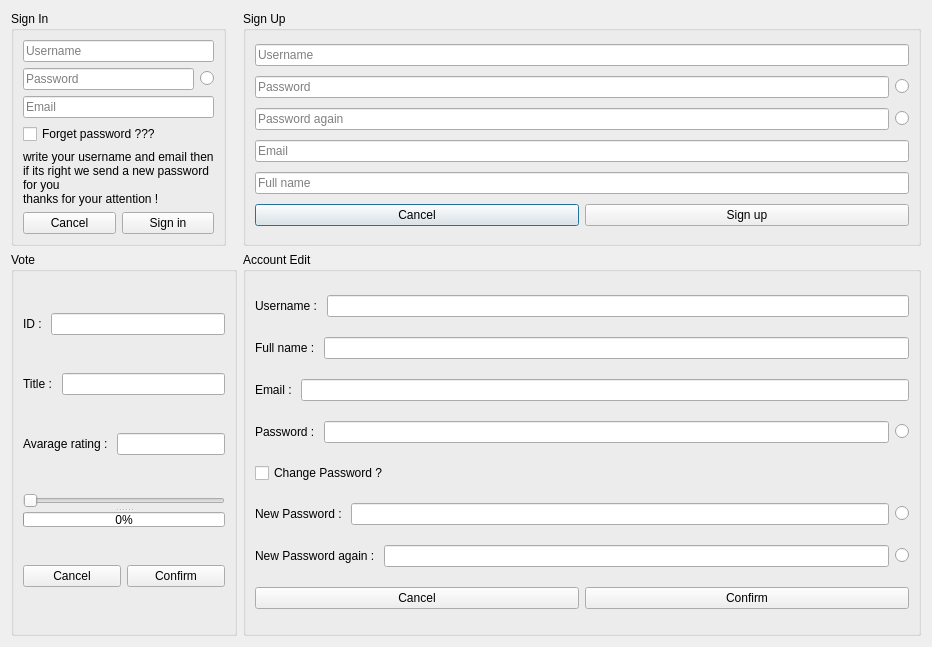
The window that process-page/process.ui (UniversityOfIsfahan-DS-00/phase1-mat-mot) describes before a commit, drawn with Qt 5.
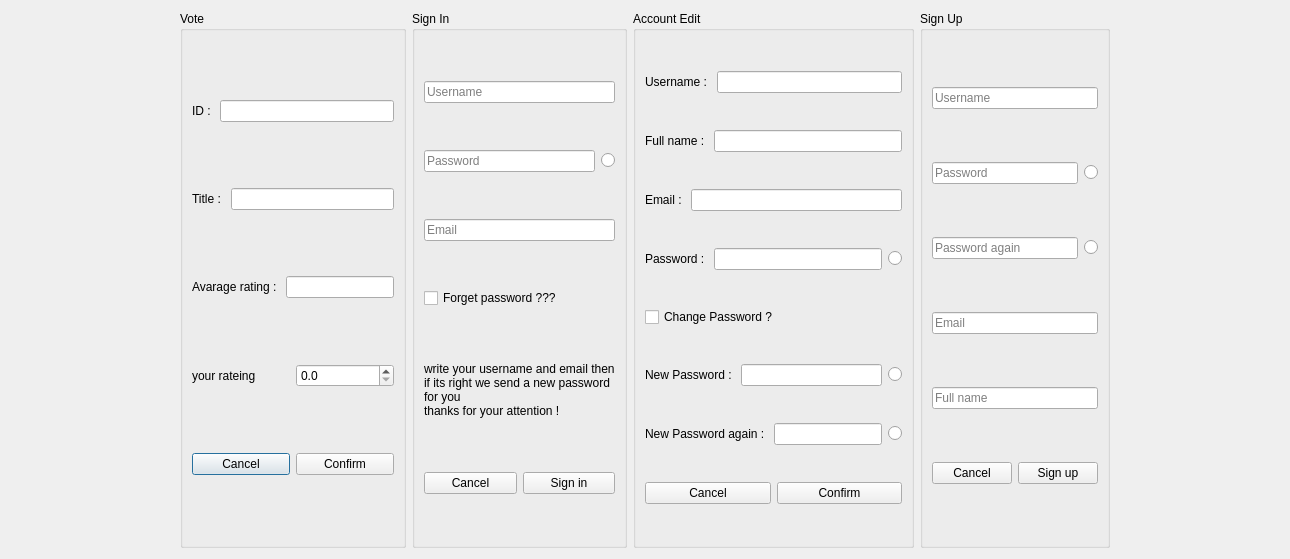
The same window after the commit. Icons and pictures are not drawn.

Commit message: change interface and fix some issuse

What changed in the file:
```diff
--- a/process-page/process.ui
+++ b/process-page/process.ui
@@ -6,87 +6,115 @@
    <rect>
     <x>0</x>
     <y>0</y>
-    <width>932</width>
-    <height>647</height>
+    <width>1290</width>
+    <height>559</height>
    </rect>
   </property>
   <property name="windowTitle">
    <string>Dialog</string>
   </property>
-  <layout class="QFormLayout" name="formLayout">
-   <item row="0" column="1">
-    <widget class="QGroupBox" name="signup_gbox">
+  <layout class="QHBoxLayout" name="horizontalLayout_15">
+   <item>
+    <spacer name="horizontalSpacer">
+     <property name="orientation">
+      <enum>Qt::Horizontal</enum>
+     </property>
+     <property name="sizeHint" stdset="0">
+      <size>
+       <width>40</width>
+       <height>20</height>
+      </size>
+     </property>
+    </spacer>
+   </item>
+   <item>
+    <widget class="QGroupBox" name="vote_gbox">
      <property name="title">
-      <string>Sign Up</string>
+      <string>Vote</string>
      </property>
-     <layout class="QVBoxLayout" name="verticalLayout_3">
+     <layout class="QVBoxLayout" name="verticalLayout">
       <item>
-       <widget class="QLineEdit" name="signup_username">
-        <property name="placeholderText">
-         <string>Username</string>
-        </property>
-       </widget>
-      </item>
-      <item>
-       <layout class="QHBoxLayout" name="horizontalLayout_13">
+       <layout class="QHBoxLayout" name="horizontalLayout">
         <item>
-         <widget class="QLineEdit" name="signup_password">
-          <property name="echoMode">
-           <enum>QLineEdit::Password</enum>
+         <widget class="QLabel" name="vote_idlable">
+          <property name="text">
+           <string>ID : </string>
           </property>
-          <property name="placeholderText">
-           <string>Password</string>
+         </widget>
+        </item>
+        <item>
+         <widget class="QLineEdit" name="vote_id">
+          <property name="readOnly">
+           <bool>true</bool>
           </property>
          </widget>
         </item>
+       </layout>
+      </item>
+      <item>
+       <layout class="QHBoxLayout" name="horizontalLayout_5">
         <item>
-         <widget class="QRadioButton" name="signup_passechomod">
+         <widget class="QLabel" name="vote_titlelable">
           <property name="text">
-           <string/>
+           <string>Title : </string>
           </property>
          </widget>
         </item>
+        <item>
+         <widget class="QLineEdit" name="vote_title">
+          <property name="readOnly">
+           <bool>true</bool>
+          </property>
+         </widget>
+        </item>
        </layout>
       </item>
       <item>
-       <layout class="QHBoxLayout" name="horizontalLayout_14">
+       <layout class="QHBoxLayout" name="horizontalLayout_4">
         <item>
-         <widget class="QLineEdit" name="signu_passwordagain">
-          <property name="echoMode">
-           <enum>QLineEdit::Password</enum>
+         <widget class="QLabel" name="vote_averageratinglable">
+          <property name="text">
+           <string>Avarage rating : </string>
           </property>
-          <property name="placeholderText">
-           <string>Password again</string>
+         </widget>
+        </item>
+        <item>
+         <widget class="QLineEdit" name="vote_avaragerating">
+          <property name="readOnly">
+           <bool>true</bool>
           </property>
          </widget>
         </item>
+       </layout>
+      </item>
+      <item>
+       <layout class="QHBoxLayout" name="horizontalLayout_16">
         <item>
-         <widget class="QRadioButton" name="signup_passagainechomod">
+         <widget class="QLabel" name="vote_spinboxlable">
           <property name="text">
-           <string/>
+           <string>your rateing</string>
           </property>
          </widget>
         </item>
+        <item>
+         <widget class="QDoubleSpinBox" name="vote_spinbox">
+          <property name="decimals">
+           <number>1</number>
+          </property>
+          <property name="maximum">
+           <double>10.000000000000000</double>
+          </property>
+          <property name="singleStep">
+           <double>0.100000000000000</double>
+          </property>
+         </widget>
+        </item>
        </layout>
       </item>
       <item>
-       <widget class="QLineEdit" name="signup_emai">
-        <property name="placeholderText">
-         <string>Email</string>
-        </property>
-       </widget>
-      </item>
-      <item>
-       <widget class="QLineEdit" name="signup_name">
-        <property name="placeholderText">
-         <string>Full name</string>
-        </property>
-       </widget>
-      </item>
-      <item>
-       <layout class="QHBoxLayout" name="horizontalLayout_10">
+       <layout class="QHBoxLayout" name="horizontalLayout_11">
         <item>
-         <widget class="QPushButton" name="signup_cancelbtn">
+         <widget class="QPushButton" name="vote_cancelbtn">
           <property name="text">
            <string>Cancel</string>
           </property>
@@ -97,9 +125,9 @@
          </widget>
         </item>
         <item>
-         <widget class="QPushButton" name="signup_signupbtn">
+         <widget class="QPushButton" name="vote_confirmbtn">
           <property name="text">
-           <string>Sign up</string>
+           <string>Confirm</string>
           </property>
           <property name="icon">
            <iconset resource="../data/icon.qrc">
@@ -112,7 +140,7 @@
      </layout>
     </widget>
    </item>
-   <item row="0" column="0">
+   <item>
     <widget class="QGroupBox" name="signin_gbox">
      <property name="title">
       <string>Sign In</string>
@@ -212,7 +240,7 @@
      </layout>
     </widget>
    </item>
-   <item row="1" column="1">
+   <item>
     <widget class="QGroupBox" name="accountedit_gbox">
      <property name="title">
       <string>Account Edit</string>
@@ -379,108 +407,79 @@
      </layout>
     </widget>
    </item>
-   <item row="1" column="0">
-    <widget class="QGroupBox" name="vote_gbox">
+   <item>
+    <widget class="QGroupBox" name="signup_gbox">
      <property name="title">
-      <string>Vote</string>
+      <string>Sign Up</string>
      </property>
-     <layout class="QVBoxLayout" name="verticalLayout">
+     <layout class="QVBoxLayout" name="verticalLayout_3">
       <item>
-       <layout class="QHBoxLayout" name="horizontalLayout">
+       <widget class="QLineEdit" name="signup_username">
+        <property name="placeholderText">
+         <string>Username</string>
+        </property>
+       </widget>
+      </item>
+      <item>
+       <layout class="QHBoxLayout" name="horizontalLayout_13">
         <item>
-         <widget class="QLabel" name="vote_idlable">
-          <property name="text">
-           <string>ID : </string>
+         <widget class="QLineEdit" name="signup_password">
+          <property name="echoMode">
+           <enum>QLineEdit::Password</enum>
           </property>
+          <property name="placeholderText">
+           <string>Password</string>
+          </property>
          </widget>
         </item>
         <item>
-         <widget class="QLineEdit" name="vote_id">
-          <property name="readOnly">
-           <bool>true</bool>
+         <widget class="QRadioButton" name="signup_passechomod">
+          <property name="text">
+           <string/>
           </property>
          </widget>
         </item>
        </layout>
       </item>
       <item>
-       <layout class="QHBoxLayout" name="horizontalLayout_5">
+       <layout class="QHBoxLayout" name="horizontalLayout_14">
         <item>
-         <widget class="QLabel" name="vote_titlelable">
-          <property name="text">
-           <string>Title : </string>
+         <widget class="QLineEdit" name="signu_passwordagain">
+          <property name="echoMode">
+           <enum>QLineEdit::Password</enum>
           </property>
-         </widget>
-        </item>
-        <item>
-         <widget class="QLineEdit" name="vote_title">
-          <property name="readOnly">
-           <bool>true</bool>
+          <property name="placeholderText">
+           <string>Password again</string>
           </property>
          </widget>
         </item>
-       </layout>
-      </item>
-      <item>
-       <layout class="QHBoxLayout" name="horizontalLayout_4">
         <item>
-         <widget class="QLabel" name="vote_averageratinglable">
+         <widget class="QRadioButton" name="signup_passagainechomod">
           <property name="text">
-           <string>Avarage rating : </string>
+           <string/>
           </property>
          </widget>
         </item>
-        <item>
-         <widget class="QLineEdit" name="vote_avaragerating">
-          <property name="readOnly">
-           <bool>true</bool>
-          </property>
-         </widget>
-        </item>
        </layout>
       </item>
       <item>
-       <widget class="QSplitter" name="splitter">
-        <property name="orientation">
-         <enum>Qt::Vertical</enum>
+       <widget class="QLineEdit" name="signup_emai">
+        <property name="placeholderText">
+         <string>Email</string>
         </property>
-        <widget class="QSlider" name="vote_parametr">
-         <property name="maximumSize">
-          <size>
-           <width>16777215</width>
-           <height>15</height>
-          </size>
-         </property>
-         <property name="orientation">
-          <enum>Qt::Horizontal</enum>
-         </property>
-        </widget>
-        <widget class="QProgressBar" name="vote_progress">
-         <property name="maximumSize">
-          <size>
-           <width>16777215</width>
-           <height>15</height>
-          </size>
-         </property>
-         <property name="maximum">
-          <number>99</number>
-         </property>
-         <property name="value">
-          <number>0</number>
-         </property>
-         <property name="textDirection">
-          <enum>QProgressBar::TopToBottom</enum>
-         </property>
-         <property name="format">
-          <string>%p%</string>
-         </property>
-        </widget>
        </widget>
       </item>
       <item>
-       <layout class="QHBoxLayout" name="horizontalLayout_11">
+       <widget class="QLineEdit" name="signup_name">
+        <property name="placeholderText">
+         <string>Full name</string>
+        </property>
+       </widget>
+      </item>
+      <item>
+       <layout class="QHBoxLayout" name="horizontalLayout_10">
         <item>
-         <widget class="QPushButton" name="vote_cancelbtn">
+         <widget class="QPushButton" name="signup_cancelbtn">
           <property name="text">
            <string>Cancel</string>
           </property>
@@ -491,9 +490,9 @@
          </widget>
         </item>
         <item>
-         <widget class="QPushButton" name="vote_confirmbtn">
+         <widget class="QPushButton" name="signup_signupbtn">
           <property name="text">
-           <string>Confirm</string>
+           <string>Sign up</string>
           </property>
           <property name="icon">
            <iconset resource="../data/icon.qrc">
@@ -506,6 +505,19 @@
      </layout>
     </widget>
    </item>
+   <item>
+    <spacer name="horizontalSpacer_2">
+     <property name="orientation">
+      <enum>Qt::Horizontal</enum>
+     </property>
+     <property name="sizeHint" stdset="0">
+      <size>
+       <width>40</width>
+       <height>20</height>
+      </size>
+     </property>
+    </spacer>
+   </item>
   </layout>
  </widget>
  <resources>
```
Left out of the diff: 19 changed lines with no effect on the pictures. The commit also changes 5 other files.
